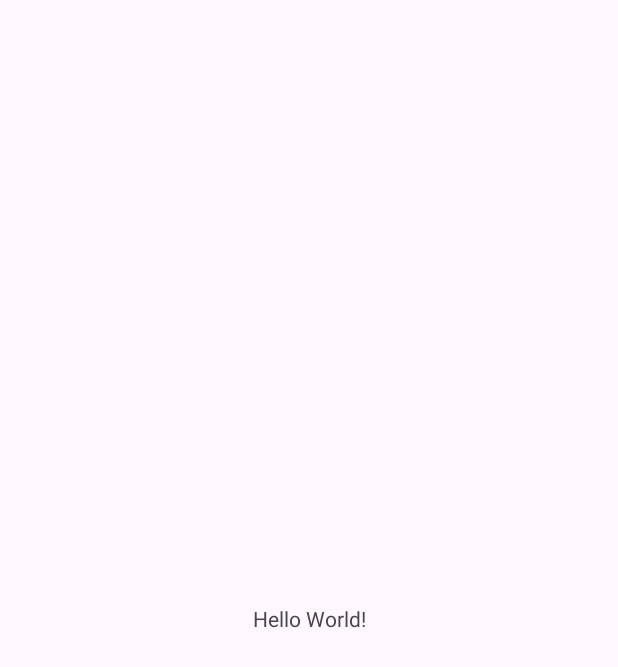
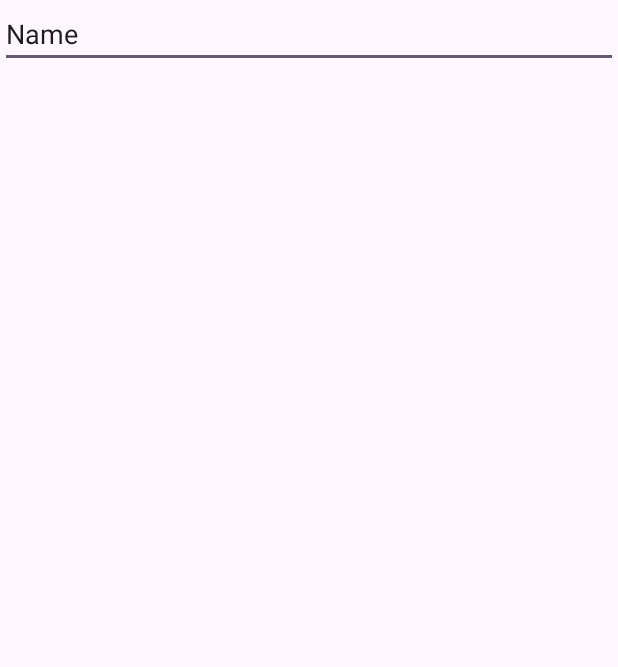
Before and after one commit to Tharuzha/Cloth_App, an Android app: the screen it shows after launch (MainActivity), on a phone screen of 412 x 824 dp. Before the commit the part shown is almost empty. Shown: the top 667 px of the screen. Run offline under Robolectric (Android 15) with nearby library versions, the phone set to English and light mode, and no system bars.

Commit message:
modified in this file

```diff
--- a/app/build.gradle
+++ b/app/build.gradle
@@ -27,6 +27,10 @@ android {
         sourceCompatibility JavaVersion.VERSION_1_8
         targetCompatibility JavaVersion.VERSION_1_8
     }
+    buildFeatures {
+        viewBinding true
+
+    }
 }
 
 dependencies {
--- a/app/src/main/res/layout/activity_main.xml
+++ b/app/src/main/res/layout/activity_main.xml
@@ -6,13 +6,29 @@
     android:layout_height="match_parent"
     tools:context=".MainActivity">
 
-    <TextView
-        android:layout_width="wrap_content"
-        android:layout_height="wrap_content"
-        android:text="Hello World!"
-        app:layout_constraintBottom_toBottomOf="parent"
-        app:layout_constraintEnd_toEndOf="parent"
-        app:layout_constraintStart_toStartOf="parent"
-        app:layout_constraintTop_toTopOf="parent" />
+    <ScrollView
+        android:layout_width="match_parent"
+        android:layout_height="match_parent">
 
+        <LinearLayout
+            android:layout_width="match_parent"
+            android:layout_height="wrap_content"
+            android:orientation="vertical" >
+
+            <LinearLayout
+                android:layout_width="match_parent"
+                android:layout_height="match_parent"
+                android:orientation="horizontal">
+
+                <EditText
+                    android:id="@+id/editTextText"
+                    android:layout_width="wrap_content"
+                    android:layout_height="wrap_content"
+                    android:layout_weight="1"
+                    android:ems="10"
+                    android:inputType="text"
+                    android:text="Name" />
+            </LinearLayout>
+        </LinearLayout>
+    </ScrollView>
 </androidx.constraintlayout.widget.ConstraintLayout>
--- a/app/src/main/res/values-night/themes.xml
+++ /dev/null
@@ -1,7 +0,0 @@
-<resources xmlns:tools="http://schemas.android.com/tools">
-    <!-- Base application theme. -->
-    <style name="Base.Theme.Cloth_App" parent="Theme.Material3.DayNight.NoActionBar">
-        <!-- Customize your dark theme here. -->
-        <!-- <item name="colorPrimary">@color/my_dark_primary</item> -->
-    </style>
-</resources>
--- a/app/src/main/res/values/colors.xml
+++ b/app/src/main/res/values/colors.xml
@@ -2,4 +2,7 @@
 <resources>
     <color name="black">#FF000000</color>
     <color name="white">#FFFFFFFF</color>
+    <color name="green">#169955</color>
+    <color name="grey">#d2d2d2</color>
+    <color name="dark_grey">#616161</color>
 </resources>
```
Also changed, not shown: app/src/main/res/drawable/edittext_bg.xml (added, +8 -0 lines).
